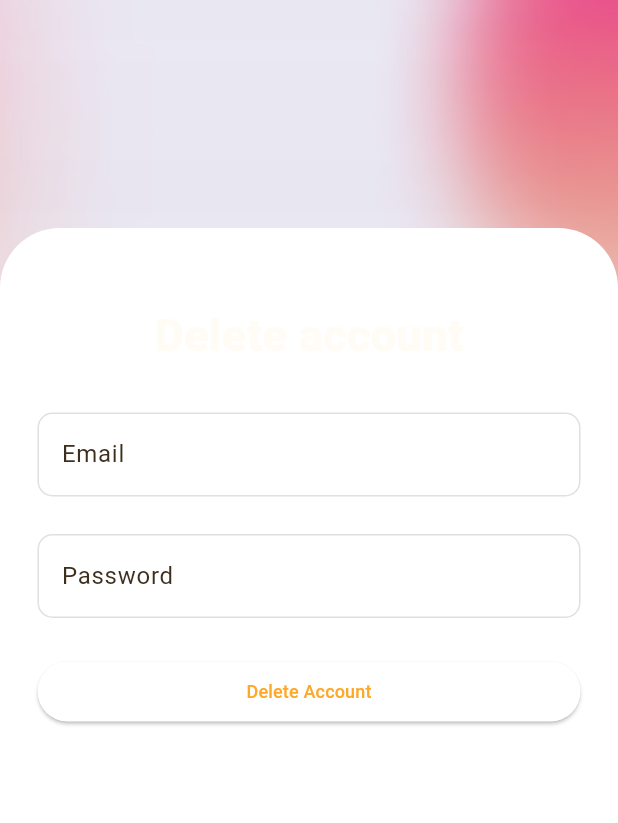
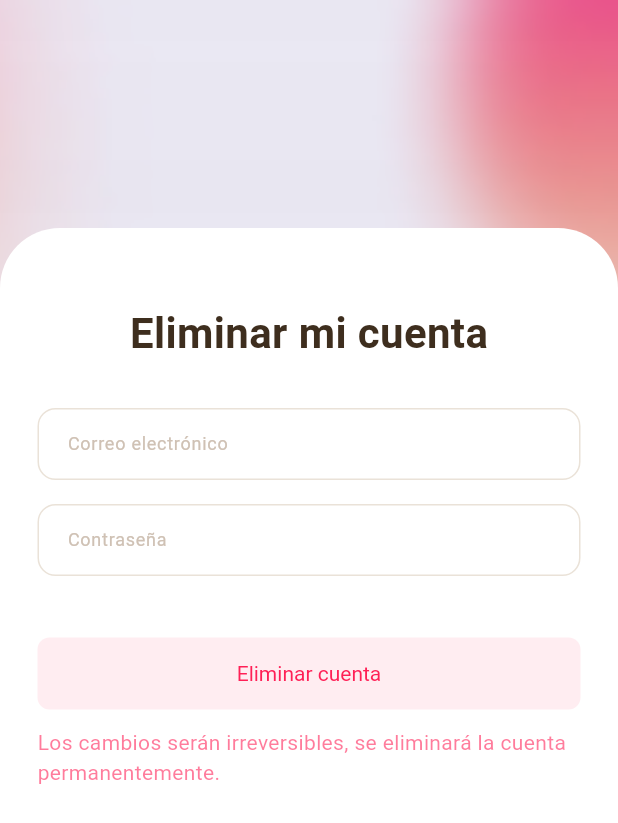
Before and after one commit to PaulBaFi/sanku-movil, a Flutter app: the DeleteAccountScreen screen opened by its route, on a phone screen of 412 x 824 dp. Shown: the top 823 px of the screen. Run offline on Flutter 3.47's test engine with Material 3 defaults, Android fonts, the light colour scheme and no system bars; our stand-ins replace cloud_firestore, firebase_auth, firebase_core, go_router, image_picker; accounts and stored records are empty; Roboto replaces fonts that are missing (Poppins).

Commit message:
feat: UI de las ventanas Auth

```diff
--- a/lib/presentation/pages/auth/pages/change_password_screen.dart
+++ b/lib/presentation/pages/auth/pages/change_password_screen.dart
@@ -1,8 +1,11 @@
 import 'package:firebase_auth/firebase_auth.dart';
 import 'package:flutter/material.dart';
-import 'package:sanku_pro/core/constants/app_colors.dart';
+import 'package:sanku_pro/core/constants/app_strings.dart';
+import 'package:sanku_pro/core/constants/app_text_styles.dart';
 import 'package:sanku_pro/presentation/components/custom_scaffold.dart';
 import 'package:sanku_pro/presentation/pages/auth/services/auth_firebase_service.dart';
+import 'package:sanku_pro/presentation/widgets/widget_button.dart';
+import 'package:sanku_pro/presentation/widgets/widget_field.dart';
 
 class ChangePasswordScreen extends StatefulWidget {
   const ChangePasswordScreen({super.key});
@@ -28,7 +31,6 @@ class _ChangePasswordScreenState extends State<ChangePasswordScreen> {
   }
 
   void updatePassword() async {
-
     try {
       await authService.value.resetPasswordFromCurrentPassword(
         currentPassword: _controllerPassword.text,
@@ -40,7 +42,7 @@ class _ChangePasswordScreenState extends State<ChangePasswordScreen> {
       Navigator.pop(context);
     } on FirebaseAuthException catch (e) {
       setState(() {
-        errorMessage = e.message ?? 'An error occurred';
+        errorMessage = e.message ?? 'Ha ocurrido un error.';
       });
       ScaffoldMessenger.of(
         // ignore: use_build_context_synchronously
@@ -55,7 +57,7 @@ class _ChangePasswordScreenState extends State<ChangePasswordScreen> {
       SnackBar(
         backgroundColor: Theme.of(context).colorScheme.primary,
         behavior: SnackBarBehavior.floating,
-        content: Text("Password Changed Successfully"),
+        content: Text("Contraseña cambiada correctamente."),
         showCloseIcon: true,
       ),
     );
@@ -85,108 +87,60 @@ class _ChangePasswordScreenState extends State<ChangePasswordScreen> {
                     crossAxisAlignment: CrossAxisAlignment.center,
                     children: [
                       Text(
-                        'Change password!',
-                        style: TextStyle(
-                          fontSize: 30.0,
-                          fontWeight: FontWeight.w900,
-                          color: AppColors.backgroundLight,
-                        ),
+                        'Cambiar mi contraseña',
+                        style: AppTextStyles.textTheme.headlineLarge,
                       ),
                       SizedBox(height: 30.0),
-                      TextFormField(
+                      WidgetField(
+                        labelText: "Email",
+                        hintText: 'Ingrese su correo electrónico',
                         controller: _controllerEmail,
                         validator: (value) {
                           if (value == null || value.isEmpty) {
-                            return 'Please enter Email';
+                            return 'Por favor, ingrese su correo electrónico';
                           }
                           return null;
                         },
-                        decoration: InputDecoration(
-                          label: const Text("Email"),
-                          hintText: 'Enter Email',
-                          hintStyle: const TextStyle(color: Colors.black26),
-                          border: OutlineInputBorder(
-                            borderSide: const BorderSide(color: Colors.black12),
-                            borderRadius: BorderRadius.circular(10),
-                          ),
-                          enabledBorder: OutlineInputBorder(
-                            borderSide: const BorderSide(color: Colors.black12),
-                            borderRadius: BorderRadius.circular(10),
-                          ),
-                        ),
                       ),
-                      SizedBox(height: 25.0),
-                      TextFormField(
+                      WidgetField(
+                        labelText: 'Password',
+                        hintText: 'Ingrese su contraseña',
                         controller: _controllerPassword,
-                        obscureText: true,
-                        obscuringCharacter: '*',
+                        isPassword: true,
                         validator: (value) {
                           if (value == null || value.isEmpty) {
-                            return 'Please enter Password';
+                            return 'Por favor, ingrese su contraseña';
                           }
                           return null;
                         },
-                        decoration: InputDecoration(
-                          label: const Text('Password'),
-                          hintText: 'Enter Password',
-                          hintStyle: const TextStyle(color: Colors.black26),
-                          border: OutlineInputBorder(
-                            borderSide: const BorderSide(
-                              color: Colors.black12, // Default border color
-                            ),
-                            borderRadius: BorderRadius.circular(10),
-                          ),
-                          enabledBorder: OutlineInputBorder(
-                            borderSide: const BorderSide(
-                              color: Colors.black12, // Default border color
-                            ),
-                            borderRadius: BorderRadius.circular(10),
-                          ),
-                        ),
                       ),
-                      SizedBox(height: 25.0),
-                      TextFormField(
+                      WidgetField(
+                        labelText: "Nueva contraseña",
+                        hintText: 'Ingrese su nueva contraseña',
                         controller: _controllerNewPassword,
-                        obscureText: true,
-                        obscuringCharacter: '*',
+                        isPassword: true,
                         validator: (value) {
                           if (value == null || value.isEmpty) {
-                            return 'Please enter a new Password';
+                            return 'Por favor, ingrese su nueva contraseña';
                           }
                           return null;
                         },
-                        decoration: InputDecoration(
-                          label: const Text('New Password'),
-                          hintText: 'Enter New Password',
-                          hintStyle: const TextStyle(color: Colors.black26),
-                          border: OutlineInputBorder(
-                            borderSide: const BorderSide(
-                              color: Colors.black12, // Default border color
-                            ),
-                            borderRadius: BorderRadius.circular(10),
-                          ),
-                          enabledBorder: OutlineInputBorder(
-                            borderSide: const BorderSide(
-                              color: Colors.black12, // Default border color
-                            ),
-                            borderRadius: BorderRadius.circular(10),
-                          ),
-                        ),
                       ),
+                      SizedBox(height: 25.0),
                       SizedBox(
                         width: double.infinity,
-                        child: ElevatedButton(
+                        child: WidgetButton(
                           onPressed: () {
                             if (_formSignInKey.currentState!.validate()) {
                               ScaffoldMessenger.of(context).showSnackBar(
                                 const SnackBar(
-                                  content: Text("Processing Data"),
+                                  content: Text(AppStrings.procesandoData),
                                 ),
                               );
                               updatePassword();
                             }
                           },
-                          child: const Text("Reset Password"),
+                          text: "Restablecer contraseña",
                         ),
                       ),
                       SizedBox(height: 40.0),
--- a/lib/presentation/pages/auth/pages/delete_account_screen.dart
+++ b/lib/presentation/pages/auth/pages/delete_account_screen.dart
@@ -1,9 +1,13 @@
 import 'package:firebase_auth/firebase_auth.dart';
 import 'package:flutter/material.dart';
 import 'package:sanku_pro/core/constants/app_colors.dart';
+import 'package:sanku_pro/core/constants/app_strings.dart';
+import 'package:sanku_pro/core/constants/app_text_styles.dart';
 import 'package:sanku_pro/presentation/components/custom_scaffold.dart';
 import 'package:sanku_pro/presentation/pages/auth/pages/welcome_screen.dart';
 import 'package:sanku_pro/presentation/pages/auth/services/auth_firebase_service.dart';
+import 'package:sanku_pro/presentation/widgets/widget_button.dart';
+import 'package:sanku_pro/presentation/widgets/widget_field.dart';
 
 class DeleteAccountScreen extends StatefulWidget {
   const DeleteAccountScreen({super.key});
@@ -36,7 +40,7 @@ class _DeleteAccountScreenState extends State<DeleteAccountScreen> {
     } on FirebaseAuthException catch (e) {
       if (!mounted) return;
       setState(() {
-        errorMessage = e.message ?? 'An error occurred';
+        errorMessage = e.message ?? 'Ha ocurrido un error.';
       });
       ScaffoldMessenger.of(
         context,
@@ -50,7 +54,7 @@ class _DeleteAccountScreenState extends State<DeleteAccountScreen> {
       SnackBar(
         backgroundColor: Theme.of(context).colorScheme.primary,
         behavior: SnackBarBehavior.floating,
-        content: Text("Account Deleted Successfully."),
+        content: Text("Cuenta eliminada correctamente."),
         showCloseIcon: true,
       ),
     );
@@ -80,80 +84,56 @@ class _DeleteAccountScreenState extends State<DeleteAccountScreen> {
                     crossAxisAlignment: CrossAxisAlignment.center,
                     children: [
                       Text(
-                        'Delete account',
-                        style: TextStyle(
-                          fontSize: 30.0,
-                          fontWeight: FontWeight.w900,
-                          color: AppColors.backgroundLight,
-                        ),
+                        'Eliminar mi cuenta',
+                        style: AppTextStyles.textTheme.headlineLarge,
                       ),
                       SizedBox(height: 30.0),
-                      TextFormField(
+                      WidgetField(
+                        labelText: "Correo electrónico",
+                        hintText: 'Ingrese su correo electrónico.',
                         controller: _controllerEmail,
                         validator: (value) {
                           if (value == null || value.isEmpty) {
-                            return 'Please enter Email';
+                            return 'Por favor, ingrese su correo electrónico.';
                           }
                           return null;
                         },
-                        decoration: InputDecoration(
-                          label: const Text("Email"),
-                          hintText: 'Enter Email',
-                          hintStyle: const TextStyle(color: Colors.black26),
-                          border: OutlineInputBorder(
-                            borderSide: const BorderSide(color: Colors.black12),
-                            borderRadius: BorderRadius.circular(10),
-                          ),
-                          enabledBorder: OutlineInputBorder(
-                            borderSide: const BorderSide(color: Colors.black12),
-                            borderRadius: BorderRadius.circular(10),
-                          ),
-                        ),
                       ),
-                      SizedBox(height: 25.0),
-                      TextFormField(
+                      WidgetField(
                         controller: _controllerPassword,
-                        obscureText: true,
-                        obscuringCharacter: '*',
+                        labelText: 'Contraseña',
+                        hintText: 'Ingrese su contraseña',
+                        isPassword: true,
                         validator: (value) {
                           if (value == null || value.isEmpty) {
-                            return 'Please enter Password';
+                            return 'Por favor, ingrese su contraseña.';
                           }
                           return null;
                         },
-                        decoration: InputDecoration(
-                          label: const Text('Password'),
-                          hintText: 'Enter Password',
-                          hintStyle: const TextStyle(color: Colors.black26),
-                          border: OutlineInputBorder(
-                            borderSide: const BorderSide(
-                              color: Colors.black12, // Default border color
-                            ),
-                            borderRadius: BorderRadius.circular(10),
-                          ),
-                          enabledBorder: OutlineInputBorder(
-                            borderSide: const BorderSide(
-                              color: Colors.black12, // Default border color
-                            ),
-                            borderRadius: BorderRadius.circular(10),
-                          ),
-                        ),
                       ),
                       SizedBox(height: 25.0),
                       SizedBox(
                         width: double.infinity,
-                        child: ElevatedButton(
+                        child: WidgetButtonAlert(
                           onPressed: () {
                             if (_formSignInKey.currentState!.validate()) {
                               ScaffoldMessenger.of(context).showSnackBar(
                                 const SnackBar(
-                                  content: Text("Processing Data"),
+                                  content: Text(AppStrings.procesandoData),
                                 ),
                               );
                               deleteAccount();
                             }
                           },
-                          child: const Text("Delete Account"),
+                          text: "Eliminar cuenta",
+                        ),
+                      ),
+                      SizedBox(height: 12),
+                      Text(
+                        "Los cambios serán irreversibles, se eliminará la cuenta permanentemente.",
+                        style: TextStyle(
+                          color: AppColors.error.withAlpha(150),
+                          fontSize: 14,
                         ),
                       ),
                       SizedBox(height: 40.0),
--- a/lib/presentation/pages/auth/pages/reset_password_screen.dart
+++ b/lib/presentation/pages/auth/pages/reset_password_screen.dart
@@ -40,7 +40,7 @@ class _ResetPasswordScreenState extends State<ResetPasswordScreen> {
       showSnackBar();
     } on FirebaseAuthException catch (e) {
       setState(() {
-        errorMessage = e.message ?? 'An error occurred';
+        errorMessage = e.message ?? 'Ha ocurrido un error';
       });
       ScaffoldMessenger.of(
         // ignore: use_build_context_synchronously
@@ -54,7 +54,7 @@ class _ResetPasswordScreenState extends State<ResetPasswordScreen> {
     ScaffoldMessenger.of(context).showSnackBar(
       SnackBar(
         backgroundColor: Theme.of(context).colorScheme.primary,
-        content: Text("Please check your Email"),
+        content: Text("Por favor, verifica tu correo electrónico."),
         showCloseIcon: true,
       ),
     );
@@ -93,7 +93,7 @@ class _ResetPasswordScreenState extends State<ResetPasswordScreen> {
                         labelText: 'Email',
                         validator: (value) {
                           if (value == null || value.isEmpty) {
-                            return 'Please enter Email';
+                            return 'Por favor, ingresa tu correo electrónico.';
                           }
                           return null;
                         },
```
Also changed, not shown: lib/presentation/pages/auth/pages/forget_password_screen.dart (+26 -6 lines), lib/presentation/pages/auth/pages/update_username_screen.dart (+15 -27 lines).
